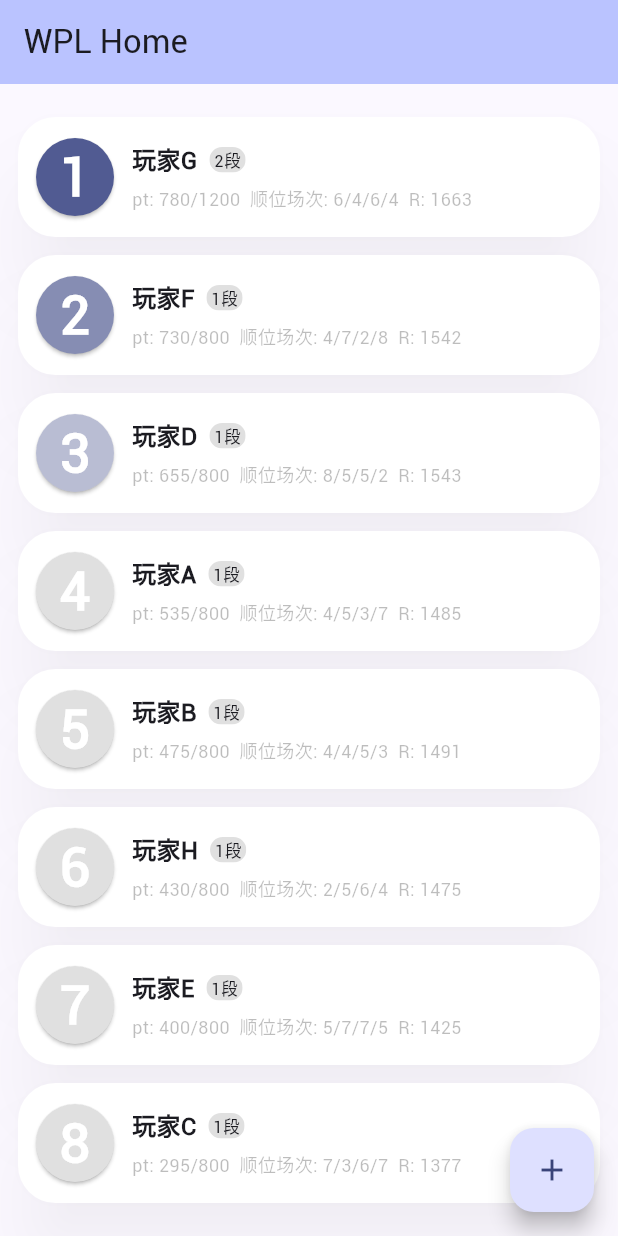
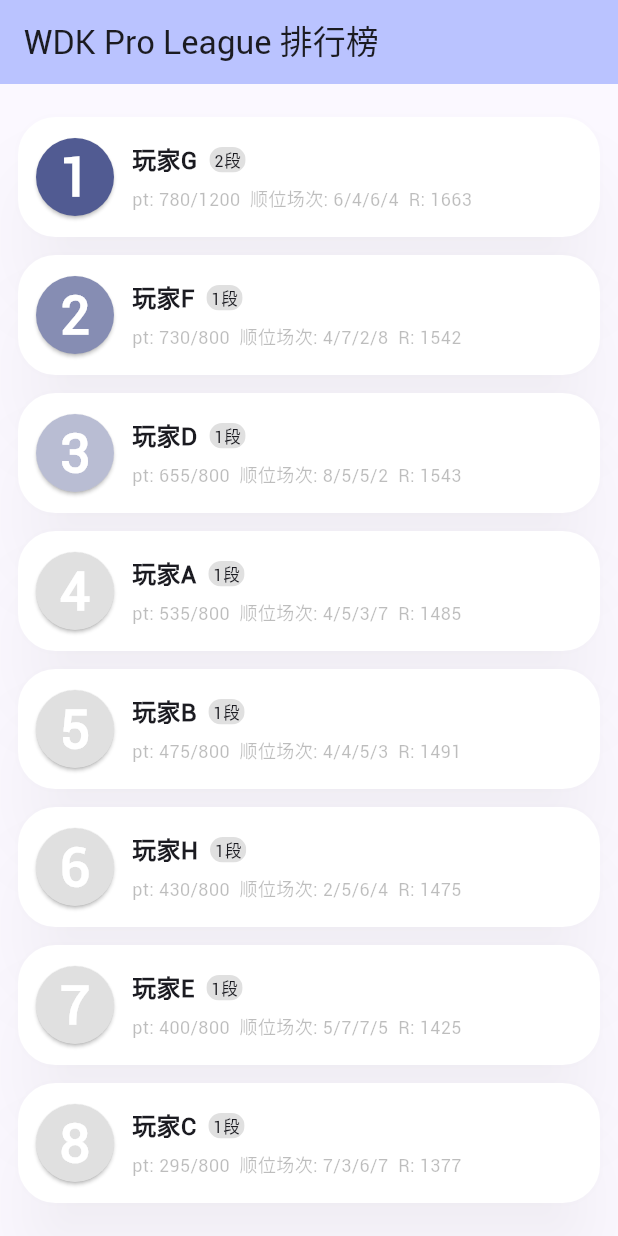
Before and after one commit to Tuyixiang/WDK-Pro-League, a Flutter app: the screen it shows after launch, on a phone screen of 412 x 824 dp. Run offline on Flutter 3.47's test engine with Material 2 defaults, Android fonts, the phone set to English and light mode, and no system bars; our stand-ins replace dio, styled_widget; network calls fail; Roboto replaces fonts that are missing (SourceHanSans).

Commit message:
重构前端Widget

```diff
--- /dev/null
+++ b/wdk_pro_league/lib/elements/appBar.dart
@@ -0,0 +1,7 @@
+import 'package:flutter/widgets.dart';
+
+abstract class MyPage extends StatefulWidget {
+  final title = "";
+
+  const MyPage({super.key});
+}
--- a/wdk_pro_league/lib/io.dart
+++ b/wdk_pro_league/lib/io.dart
@@ -186,9 +186,10 @@ class IO {
   static Future<List<PlayerPreview>> getLeaderBoard() async {
     try {
       final response = await dio.get("$apiBaseUrl/api/access/leader_board");
-      return List<PlayerPreview>.from(response.data.map((obj) => PlayerPreview(obj)));
-    } on DioException catch (e) {
-      print(e.response);
+      return List<PlayerPreview>.from(
+          response.data.map((obj) => PlayerPreview(obj)));
+    } catch (e) {
+      print(e);
       final data = (await sampleData)["leaderBoard"];
       return List<PlayerPreview>.from(data.map((obj) => PlayerPreview(obj)));
     }
@@ -198,9 +199,10 @@ class IO {
   static Future<List<GamePreview>> getGameHistory() async {
     try {
       final response = await dio.get("$apiBaseUrl/api/access/game_history");
-      return List<GamePreview>.from(response.data.map((obj) => GamePreview(obj)));
-    } on DioException catch (e) {
-      print(e.response);
+      return List<GamePreview>.from(
+          response.data.map((obj) => GamePreview(obj)));
+    } catch (e) {
+      print(e);
       final List<Map<String, dynamic>> data = (await sampleData)["gameHistory"];
       return List<GamePreview>.from(data.map((obj) => GamePreview(obj)));
     }
@@ -209,12 +211,13 @@ class IO {
   /// 查询玩家信息
   static Future<PlayerData> getPlayerData(String playerId) async {
     try {
-      final response = await dio.get("$apiBaseUrl/api/query/player", queryParameters: {
+      final response =
+          await dio.get("$apiBaseUrl/api/query/player", queryParameters: {
         "player_id": playerId,
       });
       return PlayerData(response.data);
-    } on DioException catch (e) {
-      print(e.message);
+    } catch (e) {
+      print(e);
       return PlayerData((await sampleData)["player"]);
     }
   }
@@ -222,12 +225,13 @@ class IO {
   /// 查询玩家信息
   static Future<GameData> getGameData(String gameId) async {
     try {
-      final response = await dio.get("$apiBaseUrl/api/query/game", queryParameters: {
+      final response =
+          await dio.get("$apiBaseUrl/api/query/game", queryParameters: {
         "game_id": gameId,
       });
       return GameData(response.data);
-    } on DioException catch (e) {
-      print(e.message);
+    } catch (e) {
+      print(e);
       return GameData((await sampleData)["game"]);
     }
   }
--- a/wdk_pro_league/lib/leaderBoard.dart
+++ b/wdk_pro_league/lib/leaderBoard.dart
@@ -1,17 +1,31 @@
 import 'package:flutter/material.dart';
 import 'package:collection/collection.dart';
 import 'package:styled_widget/styled_widget.dart';
+import 'package:wdk_pro_league/elements/appBar.dart';
 import 'package:wdk_pro_league/elements/rank.dart';
 import 'package:wdk_pro_league/io.dart';
 // import 'elements/rank.dart';
 
 /// Leader Board Page
-///
-/// All data should be ready
-class LeaderBoardPage extends StatelessWidget {
-  const LeaderBoardPage({super.key, required this.data});
+class LeaderBoardPage extends MyPage {
+  final title = "WDK Pro League 排行榜";
 
-  final List<PlayerPreview> data;
+  const LeaderBoardPage({super.key});
+
+  @override
+  State<LeaderBoardPage> createState() => _LeaderBoardPageState();
+}
+
+class _LeaderBoardPageState extends State<LeaderBoardPage> {
+  List<PlayerPreview> data = [];
+
+  _LeaderBoardPageState() {
+    IO.getLeaderBoard().then((data) {
+      setState(() {
+        this.data = data;
+      });
+    });
+  }
 
   @override
   Widget build(BuildContext context) {
--- a/wdk_pro_league/lib/main.dart
+++ b/wdk_pro_league/lib/main.dart
@@ -3,6 +3,7 @@ import 'dart:developer';
 import 'package:flutter/material.dart';
 import 'package:styled_widget/styled_widget.dart';
 import 'package:wdk_pro_league/io.dart';
+import 'elements/appBar.dart';
 import 'leaderBoard.dart';
 
 void main() {
@@ -22,54 +23,29 @@ class MyApp extends StatelessWidget {
         useMaterial3: true,
         fontFamily: "SourceHanSans",
       ),
-      home: const MyHomePage(title: 'WPL Home'),
+      home: const MyHomePage(),
     );
   }
 }
 
 class MyHomePage extends StatefulWidget {
-  const MyHomePage({super.key, required this.title});
-
-  // This widget is the home page of your application. It is stateful, meaning
-  // that it has a State object (defined below) that contains fields that affect
-  // how it looks.
-
-  // This class is the configuration for the state. It holds the values (in this
-  // case the title) provided by the parent (in this case the App widget) and
-  // used by the build method of the State. Fields in a Widget subclass are
-  // always marked "final".
-
-  final String title;
+  const MyHomePage({super.key});
 
   @override
   State<MyHomePage> createState() => _MyHomePageState();
 }
 
 class _MyHomePageState extends State<MyHomePage> {
-  int _counter = 0;
+  MyPage activeWidget;
 
-  List<PlayerPreview>? leaderBoardData;
-
-  void _incrementCounter() {
-    setState(() {
-      _counter++;
-    });
-  }
-
-  _MyHomePageState() {
-    IO.getLeaderBoard().then((data) {
-      setState(() {
-        leaderBoardData = data;
-      });
-    });
-  }
+  _MyHomePageState() : activeWidget = const LeaderBoardPage();
 
   @override
   Widget build(BuildContext context) {
     return Scaffold(
       appBar: AppBar(
         backgroundColor: Theme.of(context).colorScheme.inversePrimary,
-        title: Text(widget.title),
+        title: Text(activeWidget.title),
       ),
       body: Center(child: LayoutBuilder(
         builder: (context, constraints) {
@@ -80,20 +56,17 @@ class _MyHomePageState extends State<MyHomePage> {
           }
         },
       )),
-      floatingActionButton: FloatingActionButton(
-        onPressed: _incrementCounter,
-        tooltip: 'Increment',
-        child: const Icon(Icons.add),
-      ), // This trailing comma makes auto-formatting nicer for build methods.
+      // floatingActionButton: FloatingActionButton(
+      //   onPressed: _incrementCounter,
+      //   tooltip: 'Increment',
+      //   child: const Icon(Icons.add),
+      // ), // This trailing comma makes auto-formatting nicer for build methods.
     );
   }
 
   /// Build UI for mobile phones
   Widget _buildForVerticalScreen(BuildContext context) {
-    if (leaderBoardData == null) {
-      return const Text("Loading...");
-    }
-    return LeaderBoardPage(data: leaderBoardData!);
+    return activeWidget;
   }
 
   /// Build UI for iPad/PC
--- a/wdk_pro_league/pubspec.yaml
+++ b/wdk_pro_league/pubspec.yaml
@@ -85,9 +85,6 @@ flutter:
     - family: SourceHanSans
       fonts:
         - asset: assets/fonts/SourceHanSansCN-Regular.otf
-        #   weight: 400
-        # - asset: assets/fonts/SourceHanSansCN-Bold.otf
-        #   weight: 700
     - family: Roboto
       fonts:
         - asset: assets/fonts/Roboto-Regular-14.ttf
```
Also changed, not shown: 1 other file.
